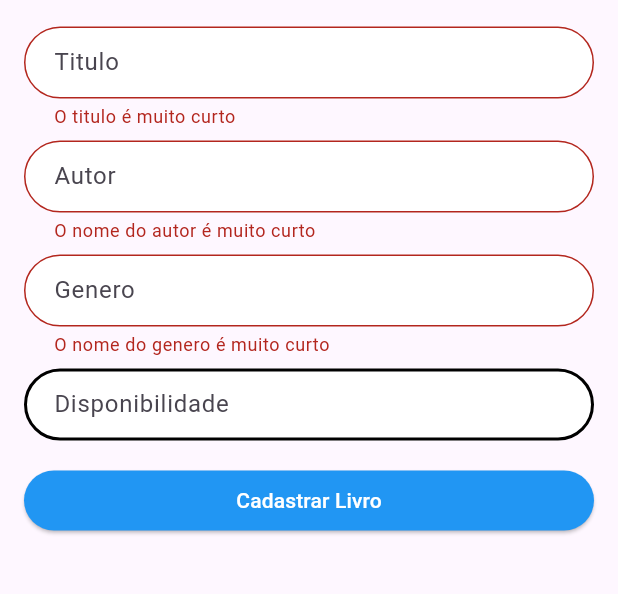
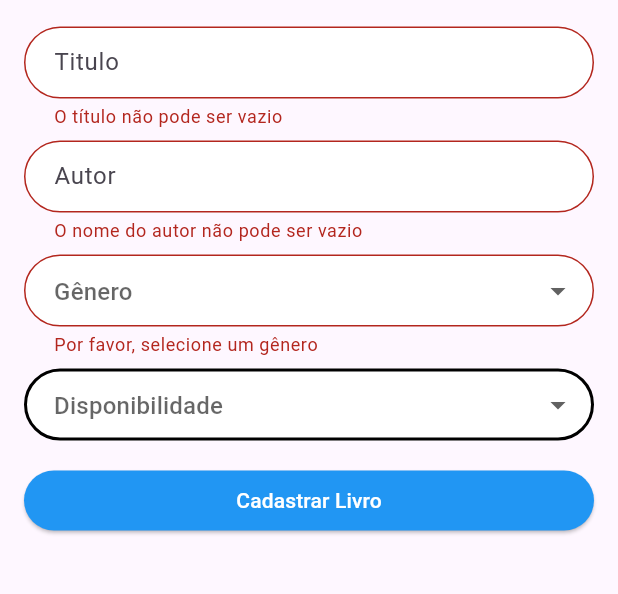
Before and after one commit to lucasbennertz/library-manager, a Flutter app: the BookSignUpScreen screen opened directly, after a tap on "Cadastrar Livro", on a phone screen of 412 x 824 dp, the part 584-1178 px from its top. Run offline on Flutter 3.47's test engine with Material 3 defaults, Android fonts, the phone set to English and light mode, and no system bars; our stand-ins replace sqflite; accounts and stored records are empty.

Commit message:
adição do dropdownButtonFormField de disponibilidade

```diff
--- a/lib/Screens/book_sign_up_screen.dart
+++ b/lib/Screens/book_sign_up_screen.dart
@@ -1,6 +1,9 @@
 import 'package:flutter/material.dart';
 import 'package:reserva_livros/Screens/main_screen.dart';
 import 'package:reserva_livros/components/decoration_form_input.dart';
+import 'package:reserva_livros/database/db_helper.dart';
+import 'package:reserva_livros/models/disponibility_model.dart';
+import 'package:reserva_livros/models/gender_model.dart';
 
 class BookSignUpScreen extends StatefulWidget {
   const BookSignUpScreen({super.key});
@@ -11,6 +14,32 @@ class BookSignUpScreen extends StatefulWidget {
 
 class _BookSignUpScreenState extends State<BookSignUpScreen> {
   final _formKey = GlobalKey<FormState>();
+  List<GenderModel> generos = [];
+  GenderModel? generoSelecionado;
+  DisponibilityModel? disponibilidadeSelecionada;
+  List<DisponibilityModel> disponibilidade = [
+    DisponibilityModel(0, "Disponivel"),
+    DisponibilityModel(1, "Indisponivel")
+  ];
+  @override
+  void initState() {
+    super.initState();
+    _loadGenders();
+  }
+
+  /// Método assíncrono para carregar os gêneros
+  Future<void> _loadGenders() async {
+    try {
+      // Aguarda o retorno da lista de gêneros
+      List<GenderModel> genders = await DB.instance.getGenders();
+      setState(() {
+        generos = genders; // Atualiza o estado com os gêneros carregados
+      });
+    } catch (e) {
+      print("Erro ao carregar gêneros: $e");
+    }
+  }
+
   @override
   Widget build(BuildContext context) {
     return Scaffold(
@@ -22,17 +51,20 @@ class _BookSignUpScreenState extends State<BookSignUpScreen> {
                 Navigator.pushAndRemoveUntil(
                   context,
                   MaterialPageRoute(builder: (context) => MainScreen()),
-                        (Route<dynamic> route) => false);
+                  (Route<dynamic> route) => false,
+                );
               },
               icon: const Icon(
                 Icons.arrow_back,
                 color: Colors.white,
-                  )),
+              ),
+            ),
             const Center(
               child: Text(
                 "Cadastro de Livros",
                 style: TextStyle(color: Colors.white),
-              ))
+              ),
+            ),
           ],
         ),
         backgroundColor: Colors.blue,
@@ -50,57 +82,77 @@ class _BookSignUpScreenState extends State<BookSignUpScreen> {
                 width: 128,
                 height: 256,
               ),
-                SizedBox(
-                  height: 18,
-                ),
+              const SizedBox(height: 18),
               TextFormField(
                 decoration: getDecorationInput("Titulo"),
                 validator: (String? value) {
-                    if (value == null) {
-                      return "O titulo não pode ser vazio";
+                  if (value == null || value.isEmpty) {
+                    return "O título não pode ser vazio";
                   }
                   if (value.length < 2) {
-                      return "O titulo é muito curto";
+                    return "O título é muito curto";
                   }
+                  return null;
                 },
               ),
-                SizedBox(
-                  height: 8,
-                ),
+              const SizedBox(height: 8),
               TextFormField(
                 decoration: getDecorationInput("Autor"),
                 validator: (String? value) {
-                    if (value == null) {
+                  if (value == null || value.isEmpty) {
                     return "O nome do autor não pode ser vazio";
                   }
                   if (value.length < 2) {
                     return "O nome do autor é muito curto";
                   }
+                  return null;
                 },
               ),
-                SizedBox(
+              const SizedBox(height: 8),
+
+              // Dropdown para os gêneros
+              generos.isEmpty
+                  ? const Center(child: CircularProgressIndicator())
+                  : DropdownButtonFormField<GenderModel>(
+                      value: generoSelecionado,
+                      decoration: getDecorationInput("Gênero"),
+                      items: generos.map((GenderModel genero) {
+                        return DropdownMenuItem<GenderModel>(
+                          value: genero,
+                          child: Text(genero.genderName),
+                        );
+                      }).toList(),
+                      onChanged: (GenderModel? newValue) {
+                        setState(() {
+                          generoSelecionado = newValue;
+                        });
+                      },
+                      validator: (value) {
+                        if (value == null) {
+                          return "Por favor, selecione um gênero";
+                        }
+                        return null;
+                      },
+                    ),
+              const SizedBox(
                 height: 8,
               ),
-                TextFormField(
-                  decoration: getDecorationInput("Genero"),
-                  validator: (String? value) {
-                    if (value == null) {
-                      return "A genero não pode ser vazio";
-                    }
-                    if (value.length < 5) {
-                      return "O nome do genero é muito curto";
-                    }
-                  },
-                ),
-                SizedBox(
-                  height: 8,
-                ),
-                TextFormField(
+              DropdownButtonFormField<DisponibilityModel?>(
+                  value: disponibilidadeSelecionada,
                   decoration: getDecorationInput("Disponibilidade"),
-                ),
-                SizedBox(
-                  height: 16,
-                ),
+                  items:
+                      disponibilidade.map((DisponibilityModel disponibilidade) {
+                    return DropdownMenuItem<DisponibilityModel?>(
+                      value: disponibilidade,
+                      child: Text(disponibilidade.disponibilityName),
+                    );
+                  }).toList(),
+                  onChanged: (DisponibilityModel? newValue) {
+                    setState(() {
+                      disponibilidadeSelecionada = newValue;
+                    });
+                  }),
+              const SizedBox(height: 16),
               ElevatedButton(
                 style: ElevatedButton.styleFrom(backgroundColor: Colors.blue),
                 onPressed: () {
@@ -110,18 +162,20 @@ class _BookSignUpScreenState extends State<BookSignUpScreen> {
                   "Cadastrar Livro",
                   style: TextStyle(color: Colors.white),
                 ),
-                )
+              ),
             ],
           ),
         ),
-        ));
+      ),
+    );
   }
 
-  ButtonPressed() {
+  void ButtonPressed() {
     if (_formKey.currentState!.validate()) {
-      print("Válido");
+      print("Formulário válido");
+      print("Gênero selecionado: ${generoSelecionado?.genderName}");
     } else {
-      print("Form Inválido");
+      print("Formulário inválido");
     }
   }
 }
--- a/lib/database/db_helper.dart
+++ b/lib/database/db_helper.dart
@@ -1,3 +1,4 @@
+import 'package:reserva_livros/models/gender_model.dart';
 import 'package:sqflite/sqflite.dart';
 import 'package:path/path.dart';
 
@@ -8,25 +9,28 @@ class DB {
 
   static Database? _database;
 
-  get database async {
+  Future<Database> get database async {
     if (_database != null) {
-      return _database;
+      return _database!;
     }
     return await _initDatabase();
   }
 
-  _initDatabase() async {
-    return await openDatabase(
+  Future<Database> _initDatabase() async {
+    _database = await openDatabase(
       join(await getDatabasesPath(), 'reserva_livros.db'),
       version: 1,
       onCreate: _onCreate,
     );
+    return _database!;
   }
 
-  _onCreate(db, versao) async {
+  Future<void> _onCreate(Database db, int version) async {
     await db.execute(_alunos);
     await db.execute(_livros);
     await db.execute(_generos);
+
+    // Insere gêneros padrão
     await db.insert('generos', {'nomeGenero': "Ação"});
     await db.insert('generos', {'nomeGenero': "Suspense"});
     await db.insert('generos', {'nomeGenero': "Romance"});
@@ -43,6 +47,7 @@ class DB {
     emailAlunos TEXT
   );
   ''';
+
   String get _livros => '''
   CREATE TABLE livros (
     idLivros INTEGER PRIMARY KEY AUTOINCREMENT,
@@ -50,24 +55,33 @@ class DB {
     autorLivros TEXT,
     generoLivros INTEGER,
     disponibilidadeLivros INTEGER,
-  FOREIGN KEY (generoLivros) REFERENCES generos(nomeGenero),
+    FOREIGN KEY (generoLivros) REFERENCES generos(idGeneros)
   );
   ''';
+
   String get _generos => '''
-  CREATE TABLE generos(
+  CREATE TABLE generos (
     idGeneros INTEGER PRIMARY KEY AUTOINCREMENT,
     nomeGenero TEXT
   );
   ''';
-  Future createStudent(
+
+  Future<void> createStudent(
       String studentName, int studentNumber, String studentEmail) async {
-    final Database? db = await DB._database;
-    await db?.insert(
-        'alunos', {'nomeAlunos', studentName} as Map<String, Object?>);
-    await db?.insert(
-        'alunos', {'matriculaAlunos', studentNumber} as Map<String, Object?>);
-    await db?.insert(
-        'alunos', {'emailAlunos', studentEmail} as Map<String, Object?>);
-    print("cadastrado com sucesso!");
+    final Database db = await database;
+    await db.insert('alunos', {
+      'nomeAlunos': studentName,
+      'matriculaAlunos': studentNumber,
+      'emailAlunos': studentEmail,
+    });
+    print("Estudante cadastrado com sucesso!");
+  }
+
+  Future<List<GenderModel>> getGenders() async {
+    final Database db = await database; // Corrigido para usar o getter
+    final List<Map<String, dynamic>> maps = await db.query('generos');
+    return List.generate(maps.length, (i) {
+      return GenderModel.fromMap(maps[i]);
+    });
   }
 }
--- a/lib/main.dart
+++ b/lib/main.dart
@@ -1,6 +1,5 @@
 import 'package:flutter/material.dart';
 import 'package:reserva_livros/Screens/main_screen.dart';
-import 'package:reserva_livros/Screens/student_sign_up_screen.dart';
 
 void main() {
   runApp(MyWidget());
--- /dev/null
+++ b/lib/models/disponibility_model.dart
@@ -0,0 +1,5 @@
+class DisponibilityModel {
+  int idDisponibility;
+  String disponibilityName;
+  DisponibilityModel(this.idDisponibility, this.disponibilityName);
+}
--- a/lib/models/gender_model.dart
+++ b/lib/models/gender_model.dart
@@ -3,4 +3,12 @@ class GenderModel {
   String genderName;
 
   GenderModel(this.genderId, this.genderName);
+
+  Map<String, dynamic> toMap() {
+    return {'idGeneros': genderId, 'nomeGenero': genderName};
+  }
+
+  GenderModel.fromMap(Map<String, dynamic> map)
+      : genderId = map["idGeneros"],
+        genderName = map["nomeGenero"];
 }
```
Lines whose indentation alone changed are shown as unchanged.
